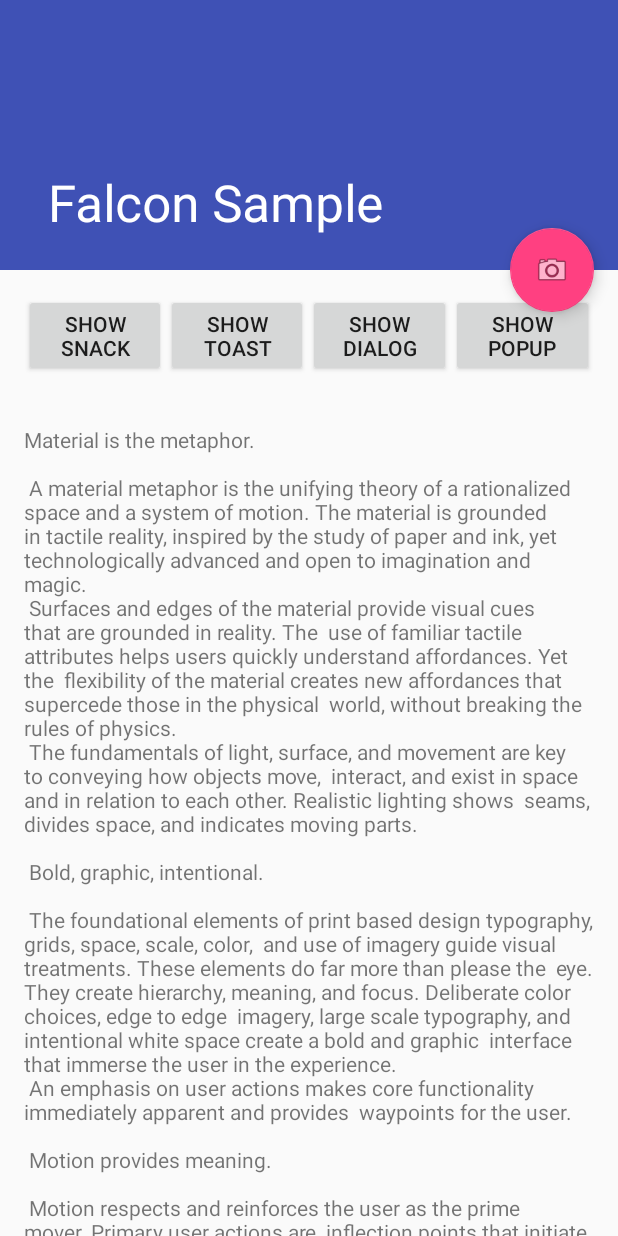
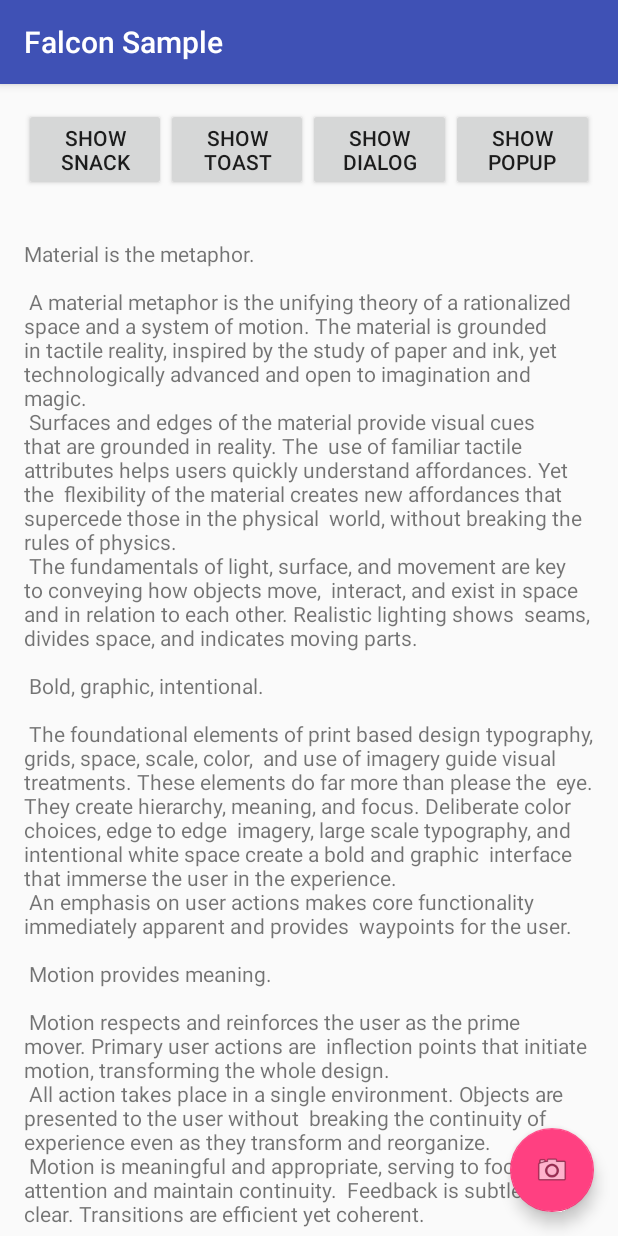
Before and after one commit to jraska/Falcon, an Android app: the screen it shows after launch (SampleActivity), on a phone screen of 412 x 824 dp. Run offline under Robolectric (Android 15) with nearby library versions, the phone set to English and light mode, and no system bars; our stand-ins replace ButterKnife.

Commit message:
Move sample take screenshot button to bottom of screen

```diff
--- a/falcon-sample/src/main/java/com/jraska/falcon/sample/SampleActivity.java
+++ b/falcon-sample/src/main/java/com/jraska/falcon/sample/SampleActivity.java
@@ -12,6 +12,7 @@ import android.support.v7.widget.Toolbar;
 import android.view.View;
 import android.widget.ArrayAdapter;
 import android.widget.Toast;
+import butterknife.Bind;
 import butterknife.ButterKnife;
 import butterknife.OnClick;
 import com.jraska.falcon.Falcon;
@@ -24,16 +25,22 @@ import java.util.Locale;
 
 public class SampleActivity extends AppCompatActivity {
 
+  //region Fields
+
+  @Bind(R.id.toolbar) Toolbar _toolbar;
+
+  //endregion
+
   //region Activity overrides
 
   @Override
   protected void onCreate(Bundle savedInstanceState) {
     super.onCreate(savedInstanceState);
+
     setContentView(R.layout.activity_sample);
-    Toolbar toolbar = (Toolbar) findViewById(R.id.toolbar);
-    setSupportActionBar(toolbar);
+    ButterKnife.bind(this);
 
-    ButterKnife.bind(this);
+    setSupportActionBar(_toolbar);
   }
 
   //endregion
--- a/falcon-sample/src/main/res/layout/activity_sample.xml
+++ b/falcon-sample/src/main/res/layout/activity_sample.xml
@@ -8,28 +8,17 @@
     tools:context=".SampleActivity">
 
     <android.support.design.widget.AppBarLayout
-        android:id="@+id/app_bar"
-        android:fitsSystemWindows="true"
-        android:layout_height="@dimen/app_bar_height"
+        android:layout_height="wrap_content"
         android:layout_width="match_parent"
         android:theme="@style/AppTheme.AppBarOverlay">
 
-        <android.support.design.widget.CollapsingToolbarLayout
-            android:id="@+id/toolbar_layout"
-            android:fitsSystemWindows="true"
+        <android.support.v7.widget.Toolbar
+            android:id="@+id/toolbar"
             android:layout_width="match_parent"
-            android:layout_height="match_parent"
-            app:layout_scrollFlags="scroll|exitUntilCollapsed"
-            app:contentScrim="?attr/colorPrimary">
+            android:layout_height="?attr/actionBarSize"
+            android:background="?attr/colorPrimary"
+            app:popupTheme="@style/AppTheme.PopupOverlay" />
 
-            <android.support.v7.widget.Toolbar
-                android:id="@+id/toolbar"
-                android:layout_height="?attr/actionBarSize"
-                android:layout_width="match_parent"
-                app:layout_collapseMode="pin"
-                app:popupTheme="@style/AppTheme.PopupOverlay" />
-
-        </android.support.design.widget.CollapsingToolbarLayout>
     </android.support.design.widget.AppBarLayout>
 
     <include layout="@layout/content_sample" />
@@ -38,9 +27,8 @@
         android:id="@+id/fab_screenshot"
         android:layout_width="wrap_content"
         android:layout_height="wrap_content"
+        android:layout_gravity="bottom|end"
         android:layout_margin="@dimen/fab_margin"
-        app:layout_anchor="@id/app_bar"
-        app:layout_anchorGravity="bottom|end"
         android:src="@android:drawable/ic_menu_camera" />
 
 </android.support.design.widget.CoordinatorLayout>
--- a/falcon-spoon-compat/src/main/java/com/jraska/falcon/FalconSpoon.java
+++ b/falcon-spoon-compat/src/main/java/com/jraska/falcon/FalconSpoon.java
@@ -7,7 +7,7 @@ import java.io.File;
 
 /**
  * Utility class which simply uses Spoon API to obtain desired file
- * and then write there Spoon screenshot
+ * and then write there Falcon screenshot
  */
 public final class FalconSpoon {
   //region Public API
```
